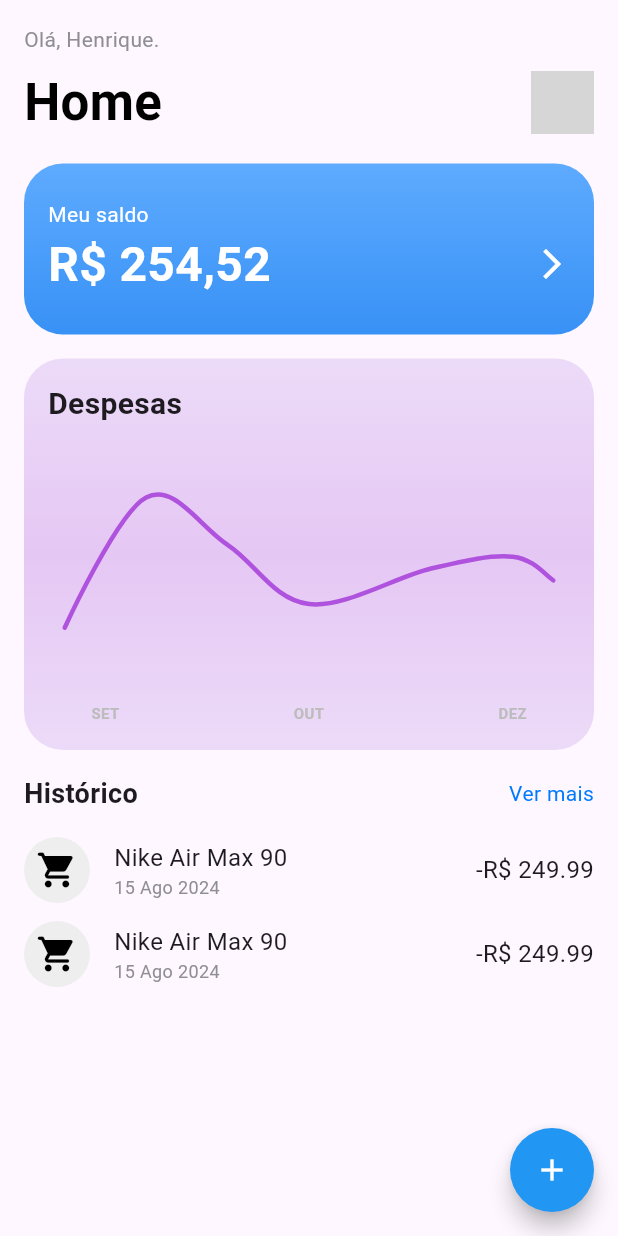
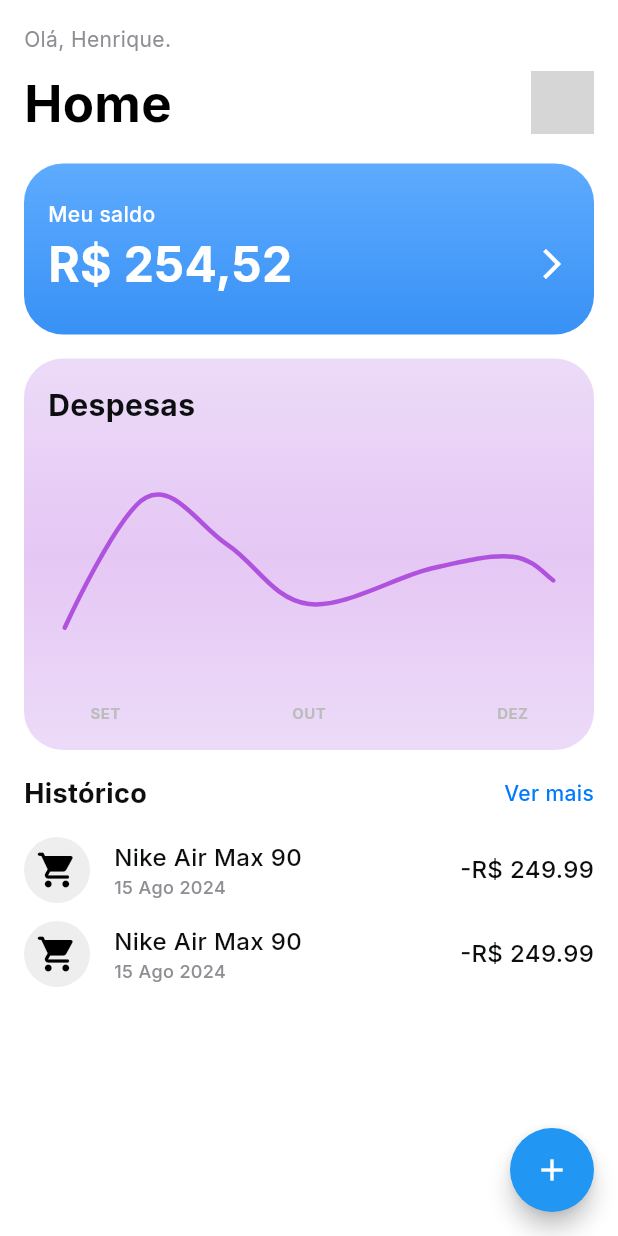
Before and after one commit to hmartiins/finance-ai, a Flutter app: the screen it shows after launch, on a phone screen of 412 x 824 dp. Run offline on Flutter 3.47's test engine with Material 3 defaults, Android fonts, the phone set to English and light mode, and no system bars; drawn by our look-alikes of fl_chart; our stand-ins replace go_router, google_fonts, image_picker; missing offline and left inert: google_mlkit_text_recognition; network calls fail; grey boxes are pictures that could not be loaded.

Commit message:
feat: add theming support with light and dark modes, include color and theme definitions

```diff
--- a/lib/main.dart
+++ b/lib/main.dart
@@ -1,3 +1,5 @@
+import 'package:finance_ai/ui/core/themes/theme.dart';
+
 import 'routing/router.dart';
 import 'package:flutter/material.dart';
 
@@ -15,6 +17,8 @@ class MainApp extends StatelessWidget {
   Widget build(BuildContext context) {
     return MaterialApp.router(
       localizationsDelegates: const [],
+      theme: AppTheme.lightTheme,
+      darkTheme: AppTheme.darkTheme,
       themeMode: ThemeMode.system,
       routerConfig: router(),
     );
--- /dev/null
+++ b/lib/ui/core/themes/colors.dart
@@ -0,0 +1,72 @@
+import 'package:flutter/material.dart';
+
+abstract final class AppColors {
+  static const dark25 = Color(0xFF7A7E80);
+  static const dark50 = Color(0xFF464A4D);
+  static const dark75 = Color(0xFF161719);
+  static const dark100 = Color(0xFF0D0E0F);
+
+  static const light20 = Color(0xFFE3E5E5);
+  static const light40 = Color(0xFFF2F4F5);
+  static const light60 = Color(0xFFF7F9FA);
+  static const light80 = Color(0xFFFBFBFB);
+  static const light100 = Color(0xFFFFFFFF);
+
+  static const violet20 = Color(0xFFEEE5FF);
+  static const violet40 = Color(0xFFD3BDFF);
+  static const violet60 = Color(0xFFB18AFF);
+  static const violet80 = Color(0xFF8F57FF);
+  static const violet100 = Color(0xFF7F3DFF);
+
+  static const red20 = Color(0xFFFDD5D7);
+  static const red40 = Color(0xFFFDA2A9);
+  static const red60 = Color(0xFFFD6F7A);
+  static const red80 = Color(0xFFFD5662);
+  static const red100 = Color(0xFFFD3C4A);
+
+  static const green20 = Color(0xFFCFFAEA);
+  static const green40 = Color(0xFF93EACA);
+  static const green60 = Color(0xFF65D1AA);
+  static const green80 = Color(0xFF2AB784);
+  static const green100 = Color(0xFF00A86B);
+
+  static const yellow20 = Color(0xFFFCEED4);
+  static const yellow40 = Color(0xFFFCDDA1);
+  static const yellow60 = Color(0xFFFCCC6F);
+  static const yellow80 = Color(0xFFFCBB3C);
+  static const yellow100 = Color(0xFFFCAC12);
+
+  static const blue20 = Color(0xFFBDDCFF);
+  static const blue40 = Color(0xFF8AC0FF);
+  static const blue60 = Color(0xFF57A5FF);
+  static const blue80 = Color(0xFF248AFF);
+  static const blue100 = Color(0xFF0077FF);
+
+  static const lightColorScheme = ColorScheme(
+    brightness: Brightness.light,
+    primary: AppColors.dark100,
+    onPrimary: AppColors.light100,
+    secondary: AppColors.dark100,
+    onSecondary: AppColors.light100,
+    surface: Colors.white,
+    onSurface: AppColors.dark100,
+    error: Colors.white,
+    onError: Colors.red,
+    background: Colors.white,
+    onBackground: Colors.white,
+  );
+
+  static const darkColorScheme = ColorScheme(
+    brightness: Brightness.dark,
+    primary: AppColors.light100,
+    onPrimary: AppColors.dark100,
+    secondary: AppColors.light100,
+    onSecondary: AppColors.dark100,
+    surface: AppColors.dark100,
+    onSurface: Colors.white,
+    error: Colors.black,
+    onError: AppColors.red100,
+    background: Colors.white,
+    onBackground: Colors.white,
+  );
+}
--- /dev/null
+++ b/lib/ui/core/themes/theme.dart
@@ -0,0 +1,68 @@
+import 'package:finance_ai/ui/core/themes/colors.dart';
+import 'package:flutter/material.dart';
+import 'package:google_fonts/google_fonts.dart';
+
+abstract final class AppTheme {
+  static const _textTheme = TextTheme(
+    titleLarge: TextStyle(
+      fontSize: 64,
+      fontWeight: FontWeight.w700,
+    ),
+    titleMedium: TextStyle(
+      fontSize: 32,
+      fontWeight: FontWeight.w600,
+    ),
+    titleSmall: TextStyle(
+      fontSize: 24,
+      fontWeight: FontWeight.w600,
+    ),
+    bodyLarge: TextStyle(
+      fontSize: 16,
+      fontWeight: FontWeight.w600,
+    ),
+    bodyMedium: TextStyle(
+      fontSize: 16,
+      fontWeight: FontWeight.w500,
+    ),
+    bodySmall: TextStyle(
+      fontSize: 14,
+      fontWeight: FontWeight.w500,
+    ),
+    labelMedium: TextStyle(
+      fontSize: 13,
+      fontWeight: FontWeight.w500,
+    ),
+    labelSmall: TextStyle(
+      fontSize: 12,
+      fontWeight: FontWeight.w500,
+    ),
+  );
+
+  // TODO: adicionar estilo de input
+  static const _inputDecorationTheme = InputDecorationTheme();
+
+  // TODO: adicionar estilo de botão
+  static const _buttonTheme = ButtonThemeData();
+
+  static ThemeData lightTheme = ThemeData(
+    useMaterial3: true,
+    brightness: Brightness.light,
+    colorScheme: AppColors.lightColorScheme,
+    textTheme: _textTheme,
+    buttonTheme: _buttonTheme,
+    inputDecorationTheme: _inputDecorationTheme,
+    fontFamily: GoogleFonts.inter().fontFamily,
+    extensions: [],
+  );
+
+  static ThemeData darkTheme = ThemeData(
+    useMaterial3: true,
+    brightness: Brightness.dark,
+    colorScheme: AppColors.darkColorScheme,
+    textTheme: _textTheme,
+    buttonTheme: _buttonTheme,
+    inputDecorationTheme: _inputDecorationTheme,
+    fontFamily: GoogleFonts.inter().fontFamily,
+    extensions: [],
+  );
+}
--- a/pubspec.yaml
+++ b/pubspec.yaml
@@ -12,6 +12,7 @@ dependencies:
   flutter:
     sdk: flutter
   go_router: ^14.6.2
+  google_fonts: ^6.2.1
   google_mlkit_commons: ^0.9.0
   google_mlkit_text_recognition: ^0.14.0
   image_picker: ^1.1.2
```
Also changed, not shown: pubspec.lock.
